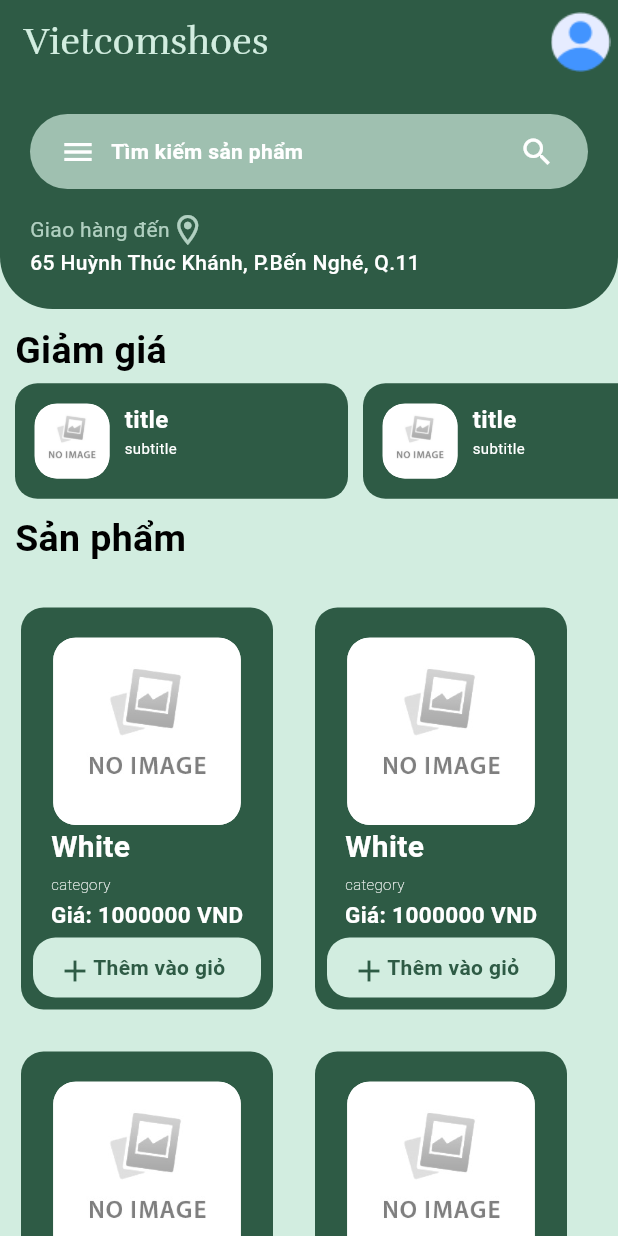
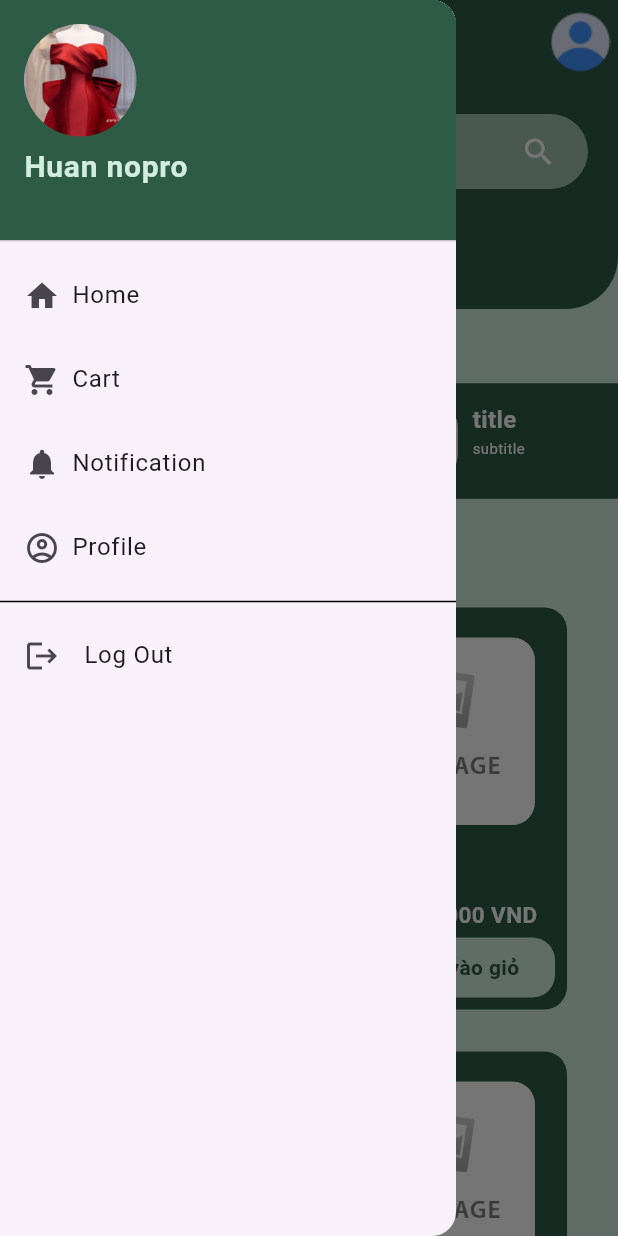
Before and after one commit to WuanNguyen/App_TMDT, a Flutter app: the HomeScreen screen opened directly, with the side drawer open (before the commit the screen has no drawer), on a phone screen of 412 x 824 dp. Run offline on Flutter 3.47's test engine with Material 3 defaults, Android fonts, the phone set to English and light mode, and no system bars; our stand-ins replace curved_navigation_bar.

Commit message:
Sửa Login + Drawer + Search Bar

```diff
--- a/lib/main.dart
+++ b/lib/main.dart
@@ -23,7 +23,7 @@ class MyApp extends StatelessWidget {
         useMaterial3: true,
       ),
       debugShowCheckedModeBanner: false,
-      home: MyBottomNavigator()
+      home: const LoginScreen()
     );
   }
 }
--- a/lib/model/drawer.dart
+++ b/lib/model/drawer.dart
@@ -4,8 +4,8 @@ import 'package:doan_tmdt/screen/login_page.dart';
 import 'package:flutter/material.dart';
 
 class MyDrawer extends StatefulWidget {
-  const MyDrawer({super.key});
-
+  const MyDrawer({super.key,name});
+  final String name = 'Huan nopro';
   @override
   State<MyDrawer> createState() => _MyDrawerState();
 }
@@ -19,13 +19,24 @@ class _MyDrawerState extends State<MyDrawer> {
           children:[
             DrawerHeader(
             decoration: const BoxDecoration(
-              color: Color.fromARGB(255, 164, 210, 248),
-              image: DecorationImage(
-                image: AssetImage('assets/img/background.jpg'),
-                fit: BoxFit.cover,
-              ),
+              color: Color.fromRGBO(46, 91, 69, 1),
+              // image: DecorationImage(
+              //   image: AssetImage('assets/img/small_logo.png'),
+              //   fit: BoxFit.fill,
+              // ),
+              // gradient: LinearGradient(
+              //   colors: [
+              //   Color.fromRGBO(46, 91, 69, 1),
+              //   Color.fromRGBO(210, 237, 224, 1),
+              //   Colors.white
+              //   ],
+              //   stops:[0.5,0.7,0.9],
+              //   begin: Alignment.topCenter,
+              //   end: Alignment.bottomCenter
+              // )
             ),
-            child: Row(
+            child: Column(
+              crossAxisAlignment: CrossAxisAlignment.start,
               children: [
                 Container(
                   // color: Colors.amber,
@@ -34,26 +45,30 @@ class _MyDrawerState extends State<MyDrawer> {
                     child: Image.asset(
                       'assets/img/avatar.jpg',
                       fit: BoxFit.cover,
-                      width: 100,
-                      height: 100,
+                      width: 75,
+                      height: 75,
                     ),
                   ),
                 ),
-                const SizedBox(width: 13),
+                const SizedBox(height: 5),
                 Container(
-                  child: const Text(
-                    "Huan Nopro",
+                  child: Text(
+                    widget.name,
                     style: TextStyle(
-                        fontSize: 28,
+                        fontSize: 20,
                         fontWeight: FontWeight.bold,
-                        color: Color.fromARGB(255, 255, 249, 240)),
+                        color: Color.fromRGBO(210, 237, 224, 1)),
                   ),
                 ),
               ],
             ),
           ),
             ListTile(
-              title: const Text('Home Page'),
+              title: const Row(
+                children:[
+                  Icon(Icons.home),
+                  Padding(padding: EdgeInsets.only(left:8)),
+                  Text('Home')]),
               onTap: () {
                 Navigator.pushReplacement(
                 context,
@@ -62,7 +77,37 @@ class _MyDrawerState extends State<MyDrawer> {
               },
             ),
             ListTile(
-              title: const Text('Card Page'),
+              title: const Row(
+                children:[
+                  Icon(Icons.shopping_cart),
+                  Padding(padding:EdgeInsets.only(left:8)),
+                  Text('Cart')]),
+              onTap: () {
+                Navigator.pushReplacement(
+                context,
+                MaterialPageRoute(builder: (context) => const CartScreen()),
+              );
+              },
+            ),
+            ListTile(
+              title: const Row(
+                children:[
+                  Icon(Icons.notifications),
+                  Padding(padding:EdgeInsets.only(left:8)),
+                  Text('Notification')]),
+              onTap: () {//
+                Navigator.pushReplacement(
+                context,
+                MaterialPageRoute(builder: (context) => const CartScreen()),
+              );
+              },
+            ),
+            ListTile(
+              title: const Row(
+                children:[
+                  Icon(Icons.account_circle_outlined),
+                  Padding(padding:EdgeInsets.only(left:8)),
+                  Text('Profile')]),
               onTap: () {
                 Navigator.pushReplacement(
                 context,
--- a/lib/model/product.dart
+++ b/lib/model/product.dart
@@ -14,7 +14,6 @@ class Product extends StatelessWidget {
         //todo: dẫn tới chi tiết sản phẩm
 
       },
-
       child: Container(
         width: 168,
         height: 268,
--- a/lib/model/product_list.dart
+++ b/lib/model/product_list.dart
@@ -33,7 +33,6 @@ class _ProductListState extends State<ProductList> {
             );
           }
         }
-
       )
     );
   }
--- a/lib/model/sale_product.dart
+++ b/lib/model/sale_product.dart
@@ -17,9 +17,9 @@ class SaleProduct extends StatelessWidget {
       child: Container(
         height: 77,
         width: 222,
-        margin: EdgeInsets.fromLTRB(0, 0, 10, 0),
-        padding: EdgeInsets.all(13),
-        constraints: BoxConstraints(
+        margin: const EdgeInsets.fromLTRB(0, 0, 10, 0),
+        padding: const EdgeInsets.all(13),
+        constraints: const BoxConstraints(
           maxHeight: 77,
           maxWidth: 222
         ),
@@ -37,7 +37,7 @@ class SaleProduct extends StatelessWidget {
               height: 50,
               width: 50,
               clipBehavior: Clip.antiAlias,
-              constraints: BoxConstraints(
+              constraints: const BoxConstraints(
                 maxHeight: 50,
                 maxWidth: 50,
               ),
--- a/lib/model/sale_product_list.dart
+++ b/lib/model/sale_product_list.dart
@@ -28,4 +28,4 @@ class _SaleProductListState extends State<SaleProductList> {
       ) ,
     ) ;
   }
-}//!load list sale item
+}
--- a/lib/model/search_bar.dart
+++ b/lib/model/search_bar.dart
@@ -22,9 +22,8 @@ class Search_Bar extends StatelessWidget {
           ),
         child:Row(
           children: [
-            const Icon(Icons.menu,color: Colors.white,),
             Container(
-              width: MediaQuery.of(context).size.width - 150,
+              width: MediaQuery.of(context).size.width - 125,
               margin: const EdgeInsets.fromLTRB(10, 0, 10, 0),
               child: const Text("Tìm kiếm sản phẩm",style: TextStyle(color: Colors.white,fontWeight: FontWeight.bold),),
             ),
--- a/lib/screen/forgot_password_page.dart
+++ b/lib/screen/forgot_password_page.dart
@@ -22,7 +22,8 @@ class _ForgotPasswordState extends State<ForgotPassword> {
   @override
   Widget build(BuildContext context) {
     return Scaffold(
-      body: Stack(
+      body: SingleChildScrollView(
+        child: Stack(
           children: [
             Image(
               image: const AssetImage('assets/img/template.png'),
@@ -97,7 +98,7 @@ class _ForgotPasswordState extends State<ForgotPassword> {
                                 }
                                 if(isOTPSender){
                                   Timer.periodic(const Duration(seconds: 59),(timer){
-                                  TBOTP = "Chờ ${timer.tick} s";
+                                    TBOTP = "Chờ ${timer.tick}s";
                                     if(timer.tick==0){
                                       TBOTP = "Gửi lại";
                                       isOTPSender = false;
@@ -145,6 +146,7 @@ class _ForgotPasswordState extends State<ForgotPassword> {
             ),
           ],
         ),
+      ),
     );
   }
 }
--- a/lib/screen/home_page.dart
+++ b/lib/screen/home_page.dart
@@ -1,3 +1,4 @@
+import 'package:doan_tmdt/model/drawer.dart';
 import 'package:doan_tmdt/model/product.dart';
 import 'package:doan_tmdt/model/product_list.dart';
 import 'package:doan_tmdt/model/sale_product.dart';
@@ -27,6 +28,7 @@ class _HomeScreenState extends State<HomeScreen> {
         ],
         backgroundColor: const Color.fromRGBO(46, 91, 69, 1),
       ),
+      drawer: MyDrawer(),
       body: Container(
         color: const Color.fromRGBO(210, 237, 224, 1),
         child: SingleChildScrollView(
--- a/lib/screen/login_page.dart
+++ b/lib/screen/login_page.dart
@@ -20,7 +20,8 @@ class _LoginScreenState extends State<LoginScreen> {
   @override
   Widget build(BuildContext context) {
     return Scaffold(
-      body: Stack(
+      body: SingleChildScrollView(
+        child: Stack(
           children: [
             Image(
               image: const AssetImage('assets/img/template.png'),
@@ -140,6 +141,7 @@ class _LoginScreenState extends State<LoginScreen> {
             ),
           ],
         ),
+      )
     );
   }
 }
--- a/lib/screen/register_page.dart
+++ b/lib/screen/register_page.dart
@@ -20,7 +20,8 @@ class _RegisterScreenState extends State<RegisterScreen> {
   @override
   Widget build(BuildContext context) {
     return Scaffold(
-      body: Stack(
+      body: SingleChildScrollView(
+        child: Stack(
           children: [
             Image(
               image: const AssetImage('assets/img/template.png'),
@@ -163,6 +164,8 @@ class _RegisterScreenState extends State<RegisterScreen> {
             ),
           ],
         ),
+      )
+
     );
   }
 }
--- a/pubspec.yaml
+++ b/pubspec.yaml
@@ -66,6 +66,7 @@ flutter:
     - assets/img/small_logo.png
     - assets/img/user.png
     - assets/img/no_image.jpg
+    - assets/img/shoe.jpg
     # - images/a_dot_burr.jpeg
     # - images/a_dot_ham.jpeg
 
```
Lines whose indentation alone changed are shown as unchanged.
